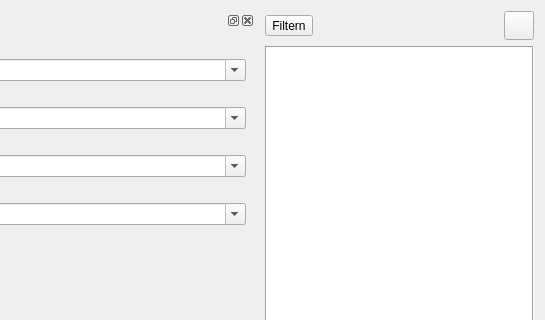
The window that ui/qmqualimatrixwidget.ui (Christian-Kr/QualificationMatrix) describes before a commit, drawn with Qt 5; both pictures show x 408 to 953 and y 0 to 320 of the 953 by 725 pixel window.
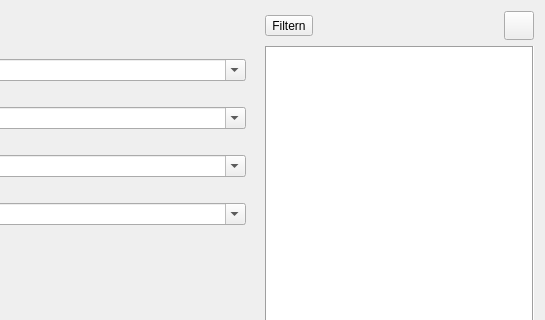
The same window after the commit. Icons and pictures are not drawn. Custom widgets are drawn as their Qt base class.

Commit message: Fix save filter state bug

```diff
--- a/ui/qmqualimatrixwidget.ui
+++ b/ui/qmqualimatrixwidget.ui
@@ -34,10 +34,13 @@
       </property>
       <property name="maximumSize">
        <size>
-        <width>16777215</width>
-        <height>16777215</height>
+        <width>524287</width>
+        <height>524287</height>
        </size>
       </property>
+      <property name="features">
+       <set>QDockWidget::NoDockWidgetFeatures</set>
+      </property>
       <property name="windowTitle">
        <string>Filter</string>
       </property>
```
The commit also changes 2 other files.
